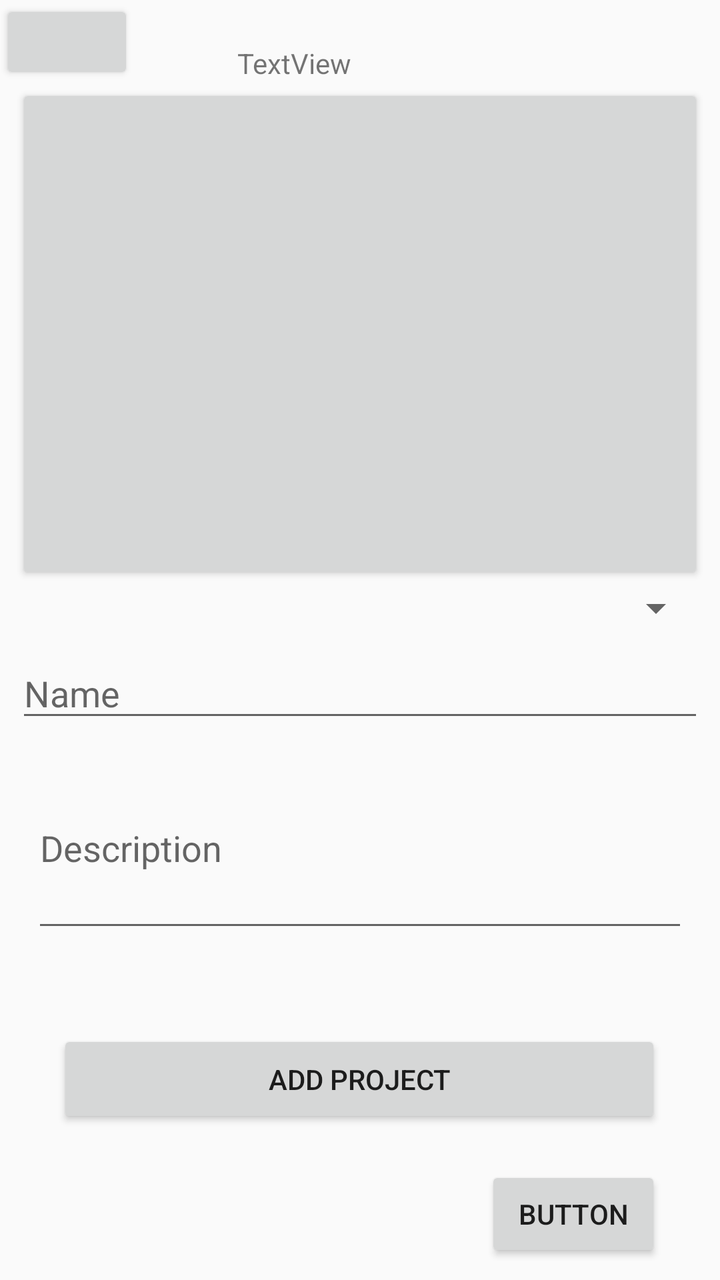
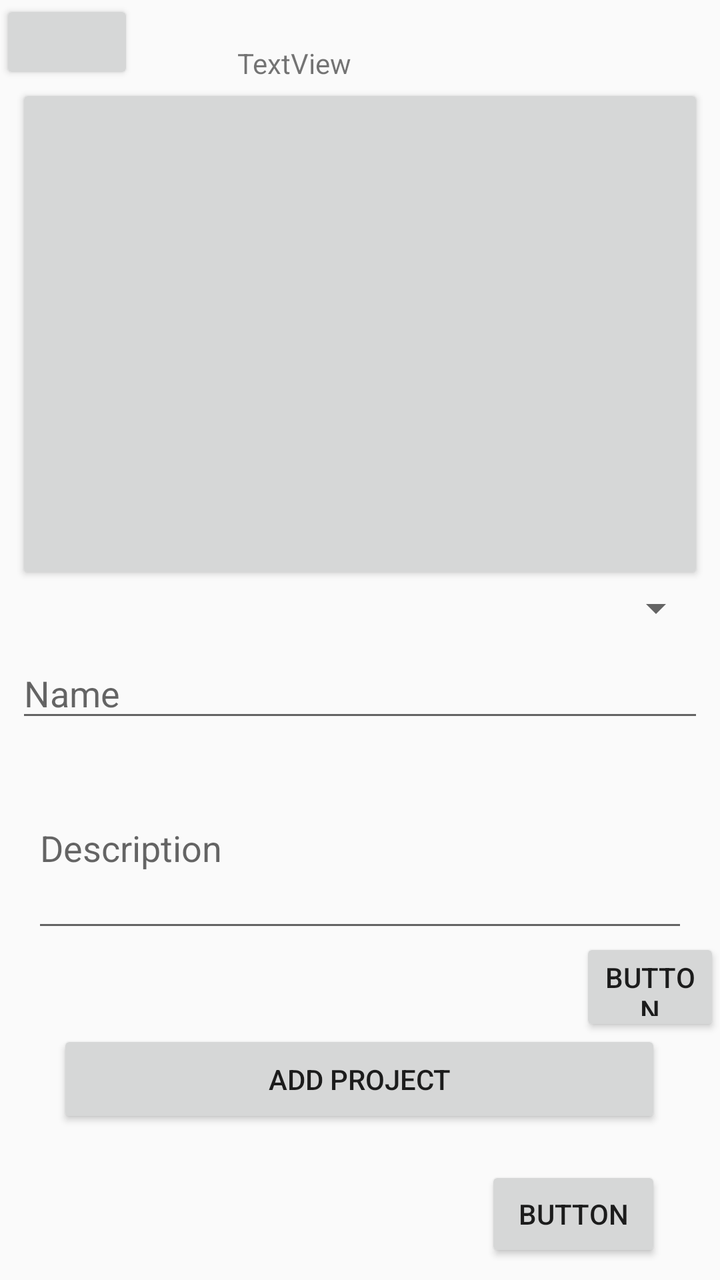

Two renders of the same Android screen: before a commit and after it. Below are the layout's source before the change and the commit's diff.
<!-- AndroidManifest.xml: application theme AppTheme -->
<!-- res/layout/activity_add_project.xml -->
<?xml version="1.0" encoding="utf-8"?>
<androidx.constraintlayout.widget.ConstraintLayout xmlns:android="http://schemas.android.com/apk/res/android"
    xmlns:app="http://schemas.android.com/apk/res-auto"
    xmlns:tools="http://schemas.android.com/tools"
    android:layout_width="match_parent"
    android:layout_height="match_parent"
    tools:context=".AddProjectActivity">

    <Button
        android:id="@+id/btn_create_project"
        android:layout_width="302dp"
        android:layout_height="49dp"
        android:layout_marginStart="8dp"
        android:layout_marginEnd="8dp"
        android:layout_marginBottom="76dp"
        android:text="@string/add_projects_add"
        app:layout_constraintBottom_toBottomOf="parent"
        app:layout_constraintEnd_toEndOf="parent"
        app:layout_constraintHorizontal_bias="0.494"
        app:layout_constraintStart_toStartOf="parent" />

    <EditText
        android:id="@+id/etProjectsDescription"
        android:layout_width="0dp"
        android:layout_height="97dp"
        android:layout_marginStart="16dp"
        android:layout_marginEnd="16dp"
        android:layout_marginBottom="44dp"
        android:ems="10"
        android:hint="@string/add_projects_Description"
        android:inputType="textMultiLine"
        app:layout_constraintBottom_toTopOf="@+id/btn_create_project"
        app:layout_constraintEnd_toEndOf="parent"
        app:layout_constraintHorizontal_bias="0.0"
        app:layout_constraintStart_toStartOf="parent" />

    <EditText
        android:id="@+id/etAddProjectName"
        android:layout_width="0dp"
        android:layout_height="42dp"
        android:layout_marginStart="8dp"
        android:layout_marginEnd="8dp"
        android:layout_marginBottom="8dp"
        android:ems="10"
        android:hint="@string/register_name"
        android:inputType="textPersonName"
        app:layout_constraintBottom_toTopOf="@+id/etProjectsDescription"
        app:layout_constraintEnd_toEndOf="parent"
        app:layout_constraintHorizontal_bias="0.0"
        app:layout_constraintStart_toStartOf="parent" />

    <ImageView
        android:id="@+id/imgAddProject"
        android:layout_width="0dp"
        android:layout_height="0dp"
        android:layout_marginStart="8dp"
        android:layout_marginEnd="8dp"
        app:layout_constraintBottom_toTopOf="@+id/sp_add_projects"
        app:layout_constraintEnd_toEndOf="parent"
        app:layout_constraintHorizontal_bias="1.0"
        app:layout_constraintStart_toStartOf="parent"
        app:layout_constraintTop_toBottomOf="@+id/btn_add_project_back"
        app:layout_constraintVertical_bias="0.0" />

    <Spinner
        android:id="@+id/sp_add_projects"
        android:layout_width="0dp"
        android:layout_height="wrap_content"
        android:layout_marginStart="8dp"
        android:layout_marginEnd="8dp"
        android:layout_marginBottom="8dp"
        app:layout_constraintBottom_toTopOf="@+id/etAddProjectName"
        app:layout_constraintEnd_toEndOf="parent"
        app:layout_constraintStart_toStartOf="parent" />

    <Button
        android:id="@+id/btn_add_project_image"
        android:layout_width="0dp"
        android:layout_height="0dp"
        app:layout_constraintBottom_toBottomOf="@+id/imgAddProject"
        app:layout_constraintEnd_toEndOf="@+id/imgAddProject"
        app:layout_constraintStart_toStartOf="@+id/imgAddProject"
        app:layout_constraintTop_toTopOf="@+id/imgAddProject" />

    <TextView
        android:id="@+id/txtErrorAddProject"
        android:layout_width="123dp"
        android:layout_height="20dp"
        android:layout_marginStart="8dp"
        android:layout_marginEnd="8dp"
        android:text="TextView"
        app:layout_constraintBottom_toTopOf="@+id/imgAddProject"
        app:layout_constraintEnd_toEndOf="parent"
        app:layout_constraintStart_toStartOf="parent" />

    <Button
        android:id="@+id/btn_add_project_back"
        android:layout_width="67dp"
        android:layout_height="42dp"
        app:layout_constraintStart_toStartOf="parent"
        app:layout_constraintTop_toTopOf="parent" />

    <Button
        android:id="@+id/btn_delete_project"
        android:layout_width="wrap_content"
        android:layout_height="wrap_content"
        android:layout_marginTop="19dp"
        android:text="Button"
        app:layout_constraintEnd_toEndOf="@+id/btn_create_project"
        app:layout_constraintTop_toBottomOf="@+id/btn_create_project" />

</androidx.constraintlayout.widget.ConstraintLayout>
<!-- resources referenced by this layout -->
<resources>
  <string name="add_projects_Description">Description</string>
  <string name="add_projects_add">Add project</string>
  <string name="register_name">Name</string>
  <style name="AppTheme" parent="Theme.AppCompat.Light.NoActionBar">
          
          <item name="colorPrimary">@color/colorPrimary</item>
          <item name="colorPrimaryDark">@color/colorPrimaryDark</item>
          <item name="colorAccent">@color/colorAccent</item>
      </style>
  <color name="colorPrimary">#003C85</color>
  <color name="colorPrimaryDark">#00574B</color>
  <color name="colorAccent">#D81B60</color>
</resources>

<!-- the commit's change to res/layout/activity_add_project.xml (unified diff, before → after) -->
@@ -109,4 +109,23 @@
         app:layout_constraintEnd_toEndOf="@+id/btn_create_project"
         app:layout_constraintTop_toBottomOf="@+id/btn_create_project" />
 
+    <androidx.recyclerview.widget.RecyclerView
+        android:id="@+id/rv_add_project"
+        android:layout_width="0dp"
+        android:layout_height="0dp"
+        android:layout_marginTop="1dp"
+        app:layout_constraintBottom_toTopOf="@+id/btn_create_project"
+        app:layout_constraintEnd_toStartOf="@+id/btn_add_project_need"
+        app:layout_constraintStart_toStartOf="parent"
+        app:layout_constraintTop_toBottomOf="@+id/etProjectsDescription" />
+
+    <Button
+        android:id="@+id/btn_add_project_need"
+        android:layout_width="70dp"
+        android:layout_height="49dp"
+        android:text="Button"
+        app:layout_constraintBottom_toBottomOf="@+id/rv_add_project"
+        app:layout_constraintEnd_toEndOf="parent"
+        app:layout_constraintTop_toTopOf="@+id/rv_add_project" />
+
 </androidx.constraintlayout.widget.ConstraintLayout>
